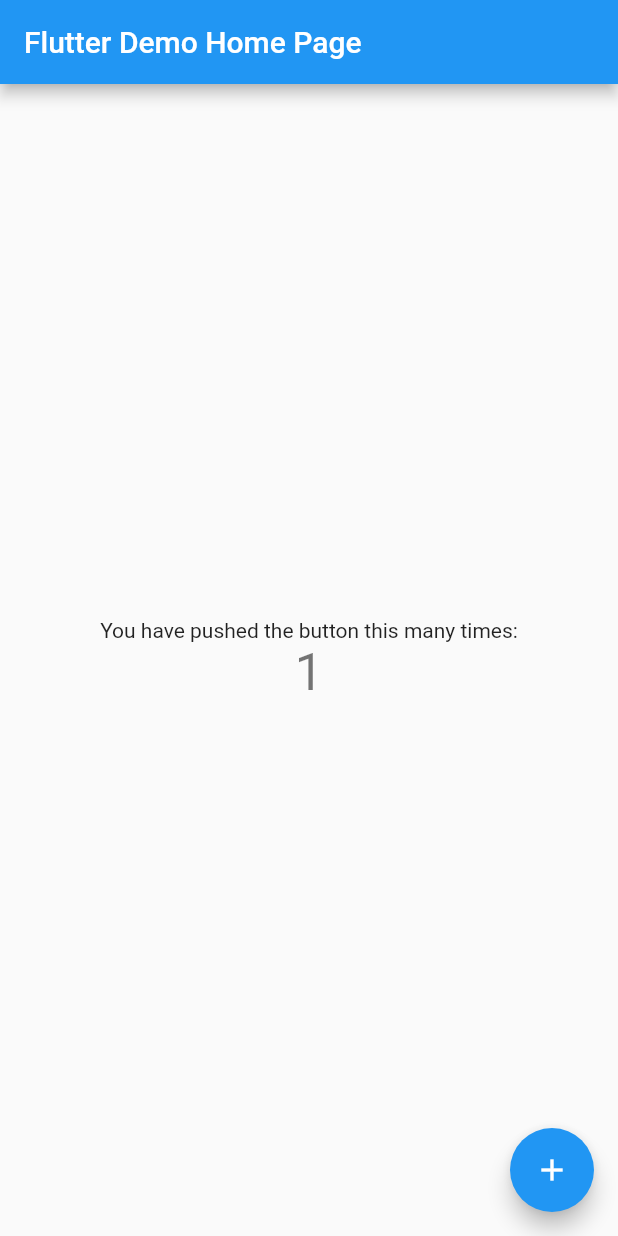
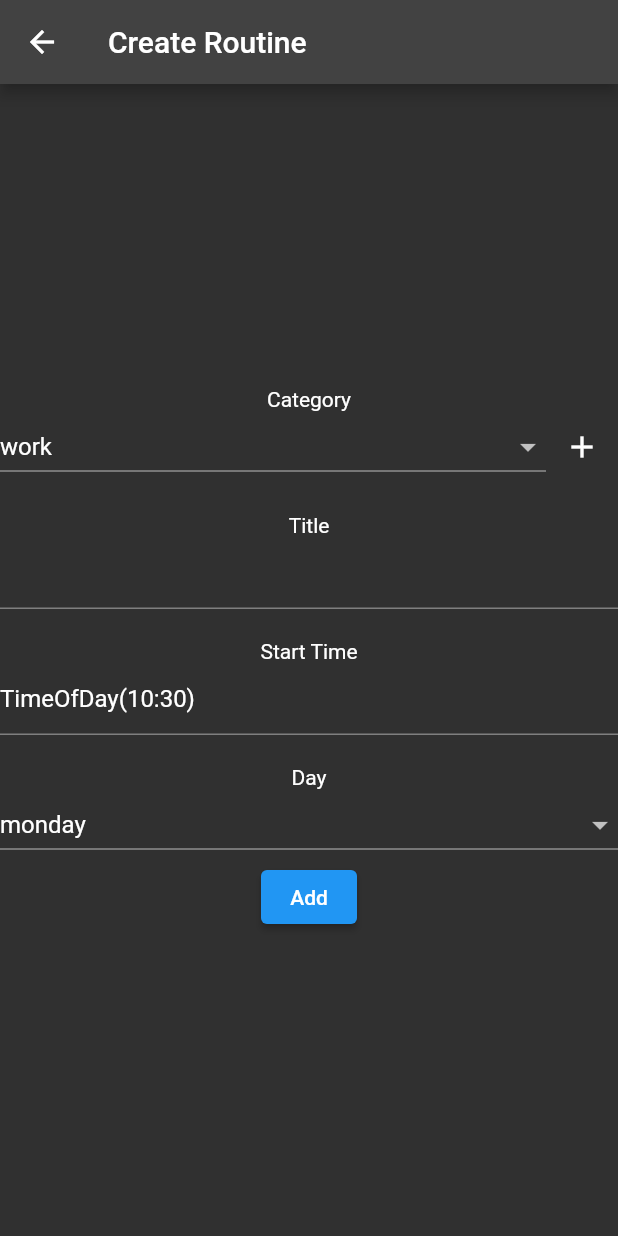
Before and after one commit to abhishek-joflee/isar_demo, a Flutter app: the screen it shows after launch, after a tap on the "add" icon, on a phone screen of 412 x 824 dp. Run offline on Flutter 3.47's test engine with Material 2 defaults, Android fonts, the phone set to English and light mode, and no system bars; our stand-ins replace isar; accounts and stored records are empty; generated files the repository leaves out were written again.

Commit message:
Create routine page added

```diff
--- a/lib/main.dart
+++ b/lib/main.dart
@@ -1,115 +1,31 @@
 import 'package:flutter/material.dart';
+import 'package:isar/isar.dart';
+import 'package:isar_demo/models/category.dart';
+import 'package:isar_demo/models/routine.dart';
+import 'package:isar_demo/view/main_page.dart';
 
-void main() {
+Future<void> main() async {
+  WidgetsFlutterBinding.ensureInitialized();
+  final isar = await Isar.open(
+    [
+      RoutineSchema,
+      CategorySchema,
+    ],
+  );
   runApp(const MyApp());
 }
 
 class MyApp extends StatelessWidget {
   const MyApp({super.key});
 
-  // This widget is the root of your application.
   @override
   Widget build(BuildContext context) {
     return MaterialApp(
       title: 'Flutter Demo',
-      theme: ThemeData(
-        // This is the theme of your application.
-        //
-        // Try running your application with "flutter run". You'll see the
-        // application has a blue toolbar. Then, without quitting the app, try
-        // changing the primarySwatch below to Colors.green and then invoke
-        // "hot reload" (press "r" in the console where you ran "flutter run",
-        // or simply save your changes to "hot reload" in a Flutter IDE).
-        // Notice that the counter didn't reset back to zero; the application
-        // is not restarted.
-        primarySwatch: Colors.blue,
-      ),
-      home: const MyHomePage(title: 'Flutter Demo Home Page'),
+      theme: ThemeData.light(),
+      darkTheme: ThemeData.dark(),
+      themeMode: ThemeMode.dark,
+      home: const MainPage(),
     );
   }
 }
-
-class MyHomePage extends StatefulWidget {
-  const MyHomePage({super.key, required this.title});
-
-  // This widget is the home page of your application. It is stateful, meaning
-  // that it has a State object (defined below) that contains fields that affect
-  // how it looks.
-
-  // This class is the configuration for the state. It holds the values (in this
-  // case the title) provided by the parent (in this case the App widget) and
-  // used by the build method of the State. Fields in a Widget subclass are
-  // always marked "final".
-
-  final String title;
-
-  @override
-  State<MyHomePage> createState() => _MyHomePageState();
-}
-
-class _MyHomePageState extends State<MyHomePage> {
-  int _counter = 0;
-
-  void _incrementCounter() {
-    setState(() {
-      // This call to setState tells the Flutter framework that something has
-      // changed in this State, which causes it to rerun the build method below
-      // so that the display can reflect the updated values. If we changed
-      // _counter without calling setState(), then the build method would not be
-      // called again, and so nothing would appear to happen.
-      _counter++;
-    });
-  }
-
-  @override
-  Widget build(BuildContext context) {
-    // This method is rerun every time setState is called, for instance as done
-    // by the _incrementCounter method above.
-    //
-    // The Flutter framework has been optimized to make rerunning build methods
-    // fast, so that you can just rebuild anything that needs updating rather
-    // than having to individually change instances of widgets.
-    return Scaffold(
-      appBar: AppBar(
-        // Here we take the value from the MyHomePage object that was created by
-        // the App.build method, and use it to set our appbar title.
-        title: Text(widget.title),
-      ),
-      body: Center(
-        // Center is a layout widget. It takes a single child and positions it
-        // in the middle of the parent.
-        child: Column(
-          // Column is also a layout widget. It takes a list of children and
-          // arranges them vertically. By default, it sizes itself to fit its
-          // children horizontally, and tries to be as tall as its parent.
-          //
-          // Invoke "debug painting" (press "p" in the console, choose the
-          // "Toggle Debug Paint" action from the Flutter Inspector in Android
-          // Studio, or the "Toggle Debug Paint" command in Visual Studio Code)
-          // to see the wireframe for each widget.
-          //
-          // Column has various properties to control how it sizes itself and
-          // how it positions its children. Here we use mainAxisAlignment to
-          // center the children vertically; the main axis here is the vertical
-          // axis because Columns are vertical (the cross axis would be
-          // horizontal).
-          mainAxisAlignment: MainAxisAlignment.center,
-          children: <Widget>[
-            const Text(
-              'You have pushed the button this many times:',
-            ),
-            Text(
-              '$_counter',
-              style: Theme.of(context).textTheme.headline4,
-            ),
-          ],
-        ),
-      ),
-      floatingActionButton: FloatingActionButton(
-        onPressed: _incrementCounter,
-        tooltip: 'Increment',
-        child: const Icon(Icons.add),
-      ), // This trailing comma makes auto-formatting nicer for build methods.
-    );
-  }
-}
--- /dev/null
+++ b/lib/view/create_routine.dart
@@ -0,0 +1,152 @@
+import 'package:flutter/material.dart';
+
+enum Days {
+  monday,
+  tuesday,
+  wednesday,
+  thursday,
+  friday,
+  saturday,
+  sunday,
+}
+
+class CreateRoutinePage extends StatefulWidget {
+  const CreateRoutinePage({super.key});
+
+  @override
+  State<CreateRoutinePage> createState() => _CreateRoutinePageState();
+}
+
+class _CreateRoutinePageState extends State<CreateRoutinePage> {
+  List<String> categories = ['work', 'school', 'home'];
+
+  String selectedCategory = 'work';
+  Days selectedDay = Days.monday;
+
+  final titleController = TextEditingController();
+  final timeController = TextEditingController(
+    text: TimeOfDay.now().toString(),
+  );
+  final newCatController = TextEditingController();
+
+  TimeOfDay selectedTime = TimeOfDay.now();
+
+  @override
+  Widget build(BuildContext context) {
+    return Scaffold(
+      appBar: AppBar(
+        title: const Text('Create Routine'),
+      ),
+      body: Center(
+        child: SingleChildScrollView(
+          child: Column(
+            crossAxisAlignment: CrossAxisAlignment.center,
+            children: [
+              const Text('Category'),
+              Row(
+                mainAxisAlignment: MainAxisAlignment.center,
+                children: [
+                  Expanded(
+                    child: DropdownButton<String>(
+                      items: categories
+                          .map(
+                            (e) => DropdownMenuItem<String>(
+                              value: e,
+                              child: Text(e),
+                            ),
+                          )
+                          .toList(),
+                      value: selectedCategory,
+                      isExpanded: true,
+                      onChanged: (newCat) => (newCat != null)
+                          ? setState(() => selectedCategory = newCat)
+                          : null,
+                    ),
+                  ),
+                  IconButton(
+                    onPressed: () async {
+                      final newCat = await showDialog<String>(
+                        context: context,
+                        builder: (dialogContext) => AlertDialog(
+                          title: const Text('Create Category'),
+                          content: TextFormField(
+                            controller: newCatController,
+                          ),
+                          actions: [
+                            TextButton(
+                              onPressed: () => Navigator.pop(
+                                dialogContext,
+                                newCatController.text,
+                              ),
+                              child: const Text('Create'),
+                            ),
+                            TextButton(
+                              onPressed: () => Navigator.pop(dialogContext),
+                              child: const Text('Cancel'),
+                            ),
+                          ],
+                        ),
+                      );
+                      if (newCat != null) {
+                        setState(() {
+                          categories.add(newCat);
+                        });
+                      }
+                    },
+                    icon: const Icon(
+                      Icons.add,
+                    ),
+                  ),
+                ],
+              ),
+              const SizedBox(height: 20),
+              const Text('Title'),
+              TextFormField(
+                controller: titleController,
+              ),
+              const SizedBox(height: 20),
+              const Text('Start Time'),
+              TextFormField(
+                controller: timeController,
+                readOnly: true,
+                onTap: () async {
+                  final newTime = await showTimePicker(
+                    context: context,
+                    initialTime: selectedTime,
+                  );
+                  if (newTime != null) {
+                    setState(() {
+                      selectedTime = newTime;
+                      timeController.text = selectedTime.toString();
+                    });
+                  }
+                },
+              ),
+              const SizedBox(height: 20),
+              const Text('Day'),
+              DropdownButton<Days>(
+                items: Days.values
+                    .map(
+                      (e) => DropdownMenuItem(
+                        value: e,
+                        child: Text(e.name),
+                      ),
+                    )
+                    .toList(),
+                value: selectedDay,
+                isExpanded: true,
+                onChanged: (newDay) => (newDay != null)
+                    ? setState(() => selectedDay = newDay)
+                    : null,
+              ),
+              ElevatedButton(
+                onPressed: () {},
+                child: const Text('Add'),
+              ),
+            ],
+          ),
+        ),
+      ),
+    );
+  }
+}
--- /dev/null
+++ b/lib/view/main_page.dart
@@ -0,0 +1,38 @@
+import 'package:flutter/material.dart';
+import 'package:isar_demo/view/create_routine.dart';
+
+class MainPage extends StatefulWidget {
+  const MainPage({super.key});
+
+  @override
+  State<MainPage> createState() => _MainPageState();
+}
+
+class _MainPageState extends State<MainPage> {
+  @override
+  Widget build(BuildContext context) {
+    return Scaffold(
+      appBar: AppBar(
+        title: const Text(
+          'Routine',
+        ),
+        actions: [
+          TextButton(
+            onPressed: () {
+              Navigator.push(
+                context,
+                MaterialPageRoute(
+                  builder: (context) => const CreateRoutinePage(),
+                ),
+              );
+            },
+            child: const Icon(
+              Icons.add,
+            ),
+          ),
+        ],
+      ),
+      body: const Text("hi"),
+    );
+  }
+}
```
